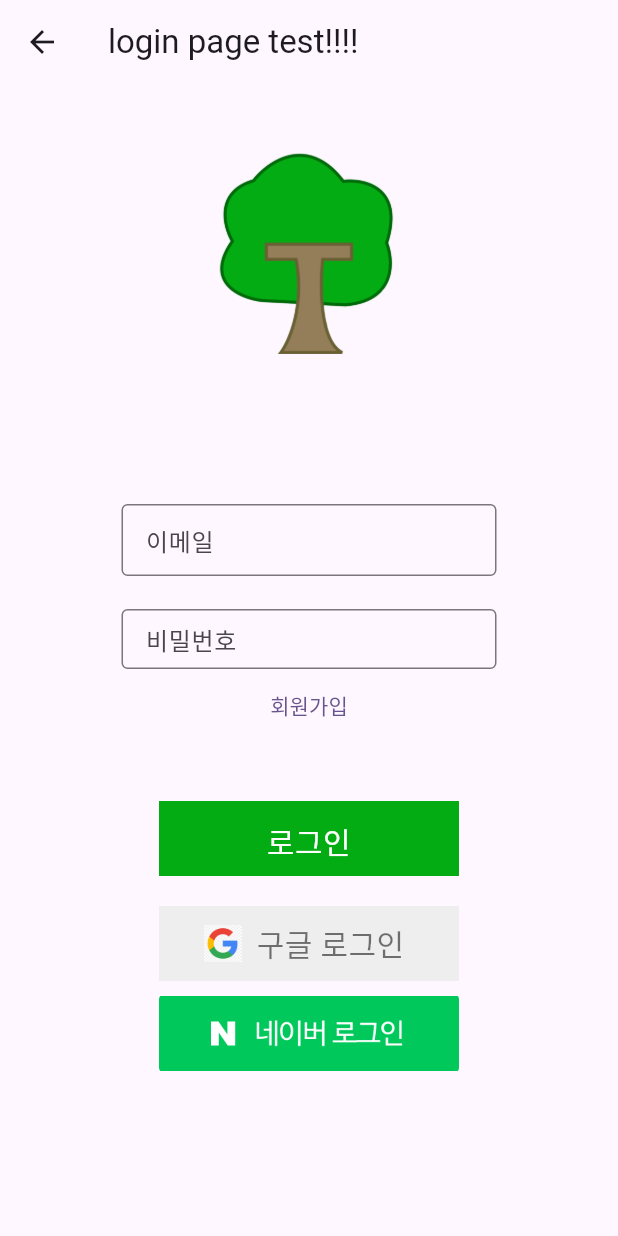
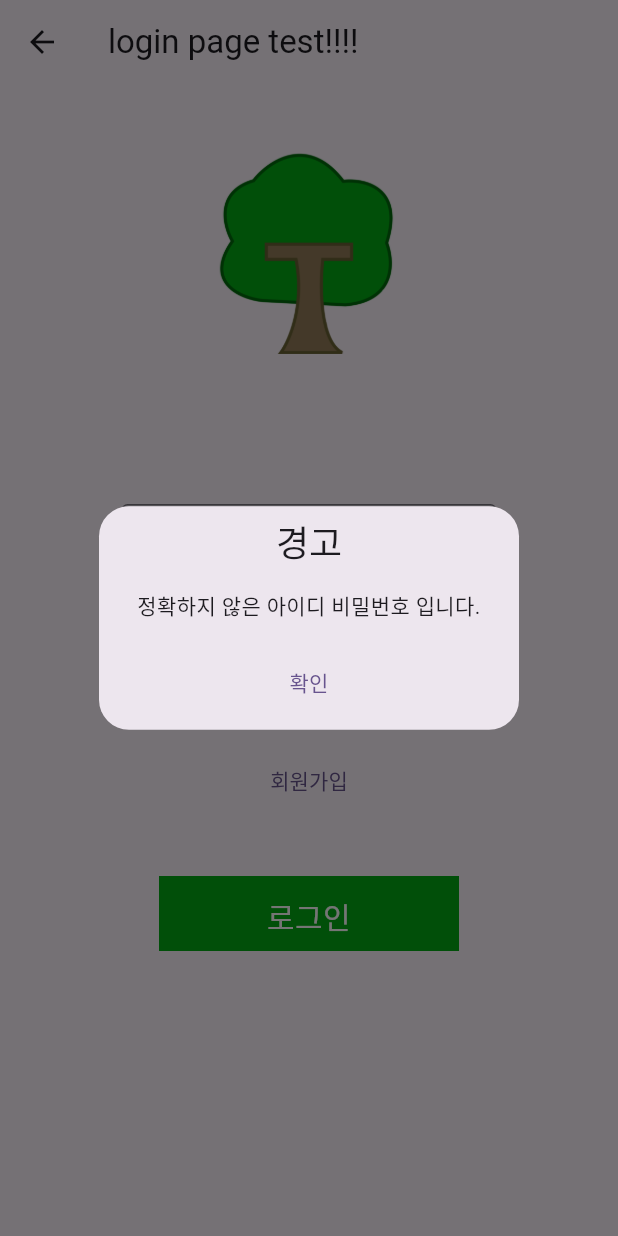
Before and after one commit to likewoody/Tree, a Flutter app: the Login screen opened directly, after a tap on "로그인", on a phone screen of 412 x 824 dp. Run offline on Flutter 3.47's test engine with Material 3 defaults, Android fonts, the phone set to English and light mode, and no system bars; our stand-ins replace get, get_storage, sqflite; accounts and stored records are empty.

Commit message:
SQLite 로그인, 회원가입 페이지 연결 그리고 성공

```diff
--- a/tree/lib/home.dart
+++ b/tree/lib/home.dart
@@ -29,6 +29,10 @@ class Home extends StatelessWidget {
               onPressed: () => Get.to(Login()),
               child: const Text("woody")
             ),
+            // ElevatedButton(
+            //   onPressed: () => Get.to(const Test()),
+            //   child: const Text("Test")
+            // ),
           ],
         ),
       ),
--- a/tree/lib/main.dart
+++ b/tree/lib/main.dart
@@ -17,6 +17,7 @@ class MyApp extends StatefulWidget {
 
 
 class _MyAppState extends State<MyApp> {
+
   // 테마 모드 light or dark
   ThemeMode _themeMode = ThemeMode.system; // system은 dark, light 둘다 사용
 
--- /dev/null
+++ b/tree/lib/model/login/user.dart
@@ -0,0 +1,15 @@
+class User{
+  int? id;
+  String email, password;
+
+  User({
+    this.id,
+    required this.email,
+    required this.password
+  });
+
+  User.fromMap(Map<String, dynamic> res)
+    : id = res['id'],
+      email = res['email'],
+      password = res['password'];
+}
--- a/tree/lib/view/login/login.dart
+++ b/tree/lib/view/login/login.dart
@@ -4,6 +4,8 @@ import 'package:get_storage/get_storage.dart';
 import 'package:td_app/model/login/checkValidate.dart';
 import 'package:td_app/view/login/register.dart';
 import 'package:td_app/view/start/start.dart';
+import 'package:td_app/vm/database_handler.dart';
+import 'package:td_app/vm/vm_get_login.dart';
 
 class Login extends StatelessWidget {
   Login({super.key});
@@ -13,7 +15,7 @@ class Login extends StatelessWidget {
   final TextEditingController pwController = TextEditingController();
   // GetX Controller
   // final controller = Get.put(VMGetXLogin());
-
+  final DatabaseHandler handler = DatabaseHandler();
   // focusing pw
   final FocusNode _pwFocus = FocusNode();
   // focusing pw
@@ -26,35 +28,32 @@ class Login extends StatelessWidget {
   // GetStorage
   final box = GetStorage();
 
-  // Storage로 보낼 정보
-  var willSendDatas = {};
 
-
-
-
-  checkEmailPassword(snapshot) {
-    // 보낼 데이터 초기화
-    willSendDatas = {};
-
-
-    final documents = snapshot.data!.docs;
-    // Email & Password Check
-    documents.forEach((data) {
-      if (emailController.text == data['email'] && pwController.text == data['password']) {
-        checkEmailPw = true;
-        // 보낼 데이터 맵으로 만듦
-        Map<String, String> map ={
-          "nickname":data['nickname'],
-          "id":data.id
+  // ---- Functions ----
+  loginAlert(VMGetXLogin controller){
+    if (controller.checkRe) {
+      Get.to(const Start());
+      Map<String, String> map = {
+        'id': controller.id.toString(),
+        'email':controller.email,
       };
-        // 맵으로 보내기
-        willSendDatas.addAll(map);
-      } else{
-        checkEmailPw = false;
+      // 유저 정보 보내는 box
+      box.write("userInfo", map);
+    }else{
+      Get.defaultDialog(
+        title: "경고",
+        middleText: "정확하지 않은 아이디 비밀번호 입니다.",
+        actions: [
+          TextButton(
+            onPressed: () => Get.back(),
+            child: const Text("확인")
+          ),
+        ]
+      );
     }
 
-    });
   }
+
 
   @override
   Widget build(BuildContext context) {
@@ -68,24 +67,6 @@ class Login extends StatelessWidget {
       ),
     );
   }
-
-
-
-
-
-  // // ---- GetBuilder ----
-  // Widget bodyGetBuilder(){
-  //   return GetBuilder<VMGetXLogin>(
-  //     builder: (controller) {
-  //       return bodyView();
-  //     },
-  //   );
-  // }
-
-
-
-
-
 
   // Body View
   Widget bodyBuilder(){
@@ -131,7 +112,7 @@ class Login extends StatelessWidget {
             // Email Textfield
             SizedBox(
               width: 280,
-              height: 60,
+              height: 80,
               child: Padding(
                 padding: const EdgeInsets.fromLTRB(15,0,15,0),
                 // 이게 없으면 밑에 표시가 나오지 않음
@@ -163,7 +144,7 @@ class Login extends StatelessWidget {
             // PW Textfield
             SizedBox(
               width: 280,
-              height: 50,
+              height: 80,
               child: Padding(
                 padding: const EdgeInsets.fromLTRB(15, 10,15,0),
                 // 이게 없으면 밑에 표시가 나오지 않음
@@ -202,22 +183,21 @@ class Login extends StatelessWidget {
             ),
 
 
+
             // Login Button
-            Padding(
+            // 이메일 비밀번호 확인을 위해 VM에서 Login Butotn만 관리
+            GetBuilder<VMGetXLogin>(
+              init: VMGetXLogin(),
+              builder: (controller) {
+                return Padding(
                   padding: const EdgeInsets.all(10.0),
                   child: InkWell(
                     onTap: () async{
-                  // await authService.signInWithGoogle();
-                  String test;
-
-                  if (checkEmailPw) {
-                    await box.write("infoBox", willSendDatas);
-                    Get.to(const Start());
-
-                    print("succesfully in");
-                  }else{
-                    print("failed...");
-                  }
+                      controller.email = emailController.text;
+                      controller.password = pwController.text;
+                      await controller.checkEmailPassword();
+                      // login Alert 성공 or 실패
+                      loginAlert(controller);
                     },
                     child: Container(
                       color: const Color.fromRGBO(3, 172, 19, 1),
@@ -239,69 +219,72 @@ class Login extends StatelessWidget {
                       ),
                     ),
                   ),
+                );
+              },
+
             ),
             // Login Button
 
-            // Google InkWell
-            Padding(
-              padding: const EdgeInsets.all(10.0),
-              child: InkWell(
-                onTap: () async {
-                  // await authService.signInWithGoogle();
-                  print("clicked Google Logo");
-                },
-                child: Container(
-                  color: Colors.grey[200],
-                  width: 200,
-                  height: 50,
-                  child: Row(
-                    children: [
-                      Padding(
-                        padding: const EdgeInsets.fromLTRB(30,0,0,0),
-                        child: Image.asset(
-                          "images/googleLogo.png",
-                          height: 25,
-                          fit: BoxFit.fill,
-                        ),
-                      ),
+            // // Google InkWell
+            // Padding(
+            //   padding: const EdgeInsets.all(10.0),
+            //   child: InkWell(
+            //     onTap: () async {
+            //       // await authService.signInWithGoogle();
+            //       print("clicked Google Logo");
+            //     },
+            //     child: Container(
+            //       color: Colors.grey[200],
+            //       width: 200,
+            //       height: 50,
+            //       child: Row(
+            //         children: [
+            //           Padding(
+            //             padding: const EdgeInsets.fromLTRB(30,0,0,0),
+            //             child: Image.asset(
+            //               "images/googleLogo.png",
+            //               height: 25,
+            //               fit: BoxFit.fill,
+            //             ),
+            //           ),
 
-                      const Padding(
-                        padding: EdgeInsets.fromLTRB(10,0,0,0),
-                        child: Text(
-                          "구글 로그인",
-                          style: TextStyle(
-                            color: Colors.black54,
-                            fontSize: 20
-                          ),
-                        ),
-                      ),
-                    ],
-                  ),
-                ),
-              ),
-            ),
-            // Google InkWell
+            //           const Padding(
+            //             padding: EdgeInsets.fromLTRB(10,0,0,0),
+            //             child: Text(
+            //               "구글 로그인",
+            //               style: TextStyle(
+            //                 color: Colors.black54,
+            //                 fontSize: 20
+            //               ),
+            //             ),
+            //           ),
+            //         ],
+            //       ),
+            //     ),
+            //   ),
+            // ),
+            // // Google InkWell
 
-            // Naver InkWell
-            InkWell(
-              onTap: () async {
-                // await authService.signInWithGoogle();
-                print("clicked Naver Logo");
-              },
-              child: Row(
-                mainAxisAlignment: MainAxisAlignment.spaceEvenly,
-                children: [
+            // // Naver InkWell
+            // InkWell(
+            //   onTap: () async {
+            //     // await authService.signInWithGoogle();
+            //     print("clicked Naver Logo");
+            //   },
+            //   child: Row(
+            //     mainAxisAlignment: MainAxisAlignment.spaceEvenly,
+            //     children: [
 
-                  Image.asset(
-                    "images/naverLogo.png",
-                    width: 200,
-                    height: 50,
-                    fit: BoxFit.cover,
-                  ),
-                ],
-              ),
-            ),
-            // Naver InkWell
+            //       Image.asset(
+            //         "images/naverLogo.png",
+            //         width: 200,
+            //         height: 50,
+            //         fit: BoxFit.cover,
+            //       ),
+            //     ],
+            //   ),
+            // ),
+            // // Naver InkWell
 
 
           ],
--- /dev/null
+++ b/tree/lib/vm/database_handler.dart
@@ -0,0 +1,60 @@
+import 'package:path/path.dart';
+import 'package:sqflite/sqflite.dart';
+import 'package:td_app/model/login/user.dart';
+
+class DatabaseHandler{
+
+  Future<Database> initializeDB() async{
+    String path = await getDatabasesPath();
+    return openDatabase(
+      join(path, 'user.db'),
+      onCreate: (db, version) async{
+        await db.execute(
+          "create table user (id integer primary key autoincrement, email text, password text)"
+        );
+      },
+      version: 1,
+    );
+  }
+
+  Future<List<User>> queryUser(User user) async{
+    final Database db = await initializeDB();
+    final List<Map<String, Object?>> queryResult
+      = await db.rawQuery(
+        'select * from user where email=? and password=?',
+        [user.email, user.password]
+      );
+    // 맵 형식인 result를 List로 변환하여 card로 사용한다.
+    return queryResult.map((e) => User.fromMap(e)).toList();
+  }
+
+  Future<int> insertUser(User user) async{
+    int result = 0;
+    final Database db = await initializeDB();
+    result = await db.rawInsert(
+      'insert into user(email, password) values(?,?)',
+      // ?에 값 넣기
+      [user.email, user.password]
+    );
+    return result;
+  }
+
+  Future<void> updateUser(User user) async{
+    final Database db = await initializeDB();
+    await db.rawUpdate(
+      'update user set email=?, password=? where id = ?',
+      // ?에 값 넣기
+      [user.email, user.password, user.id]
+    );
+  }
+
+  Future<void> deleteUser(String code) async{
+    final Database db = await initializeDB();
+    await db.rawDelete(
+      'delete from user where code = ?',
+      // ?에 값 넣기
+      [code]
+    );
+  }
+
+}
--- a/tree/lib/vm/vm_get_login.dart
+++ b/tree/lib/vm/vm_get_login.dart
@@ -1,40 +1,31 @@
 import 'package:get/get.dart';
+import 'package:td_app/model/login/user.dart';
+import 'package:td_app/vm/database_handler.dart';
 
 
 class VMGetXLogin extends GetxController{
 
-  String emailHelper = "";
+  String email = "";
+  String password = "";
+  int id = 0;
+  bool checkRe = false;
+  DatabaseHandler handler = DatabaseHandler();
 
-
-  // String get emailHelper => _emailHelper;
-
-
-  // set emailHelper(String value) {
-  //   _emailHelper = value;
-  //   print("test");
-  //   update(); // 값 변경 시 구독자에게 알림
-  // }
-
-
-  test(){
+  Future<int> userResigeter() async{
+    User user = User(email: email, password: password);
+    int result = await handler.insertUser(user);
+    return result;
 
   }
 
+  checkEmailPassword() async{
+    User user = User(email: email, password: password);
+    final result = await handler.queryUser(user);
 
-  // test용 obs
-  // final loginCheckModel = CheckValidate().obs;
-  // test용 obs
-
-
-
-  // test용 obs
-  // void keepWatchingEmail(){
-  //   loginCheckModel.update((val) {
-  //     val?.emailHelper = emailHelper;
-  //   });
-
-  //   print("email helper check $emailHelper");
-  // }
-  // test용 obs
+    result.forEach((data) {
+      checkRe = data.email == email && data.password == password ? true : false;
+      id = data.email == email && data.password == password ? data.id! : 0;
+    });
+  }
 
 }
--- a/tree/pubspec.yaml
+++ b/tree/pubspec.yaml
@@ -37,10 +37,9 @@ dependencies:
   # The following adds the Cupertino Icons font to your application.
   # Use with the CupertinoIcons class for iOS style icons.
   cupertino_icons: ^1.0.6
+  # for SQLite
+  sqflite: ^2.3.3+1
   path: ^1.9.0
-
-  # Google
-  google_sign_in: ^6.2.1
 
   # Image Picker
   image_picker: ^1.0.7
```
Also changed, not shown: tree/lib/view/login/register.dart (+51 -10 lines), tree/pubspec.lock, 3 other files. Lines whose indentation alone changed are shown as unchanged.
